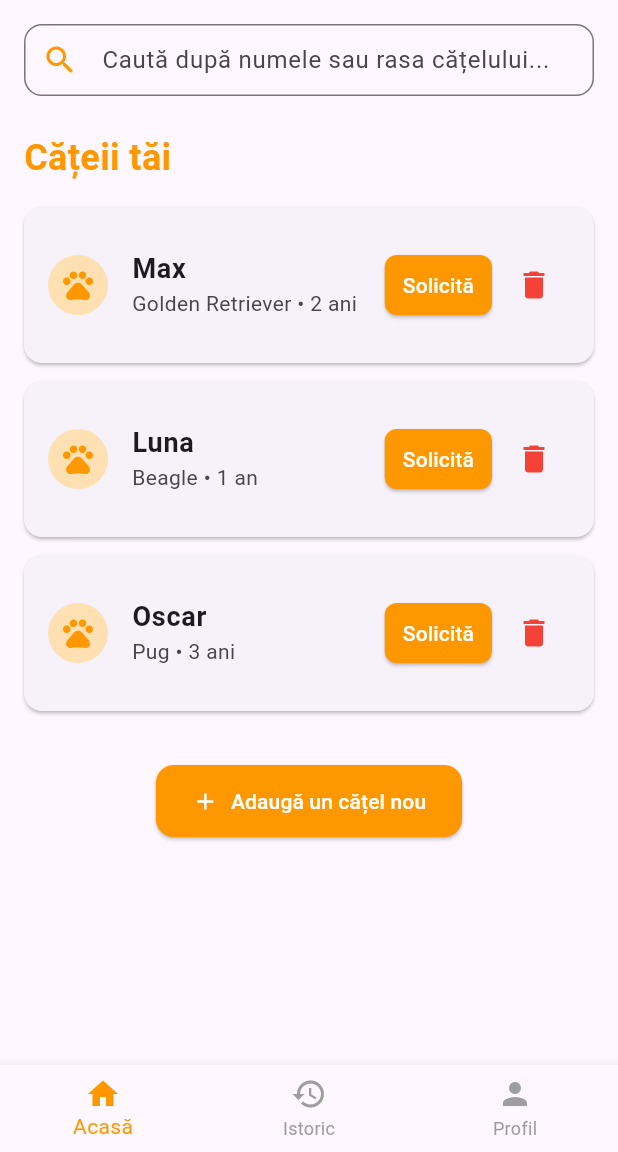
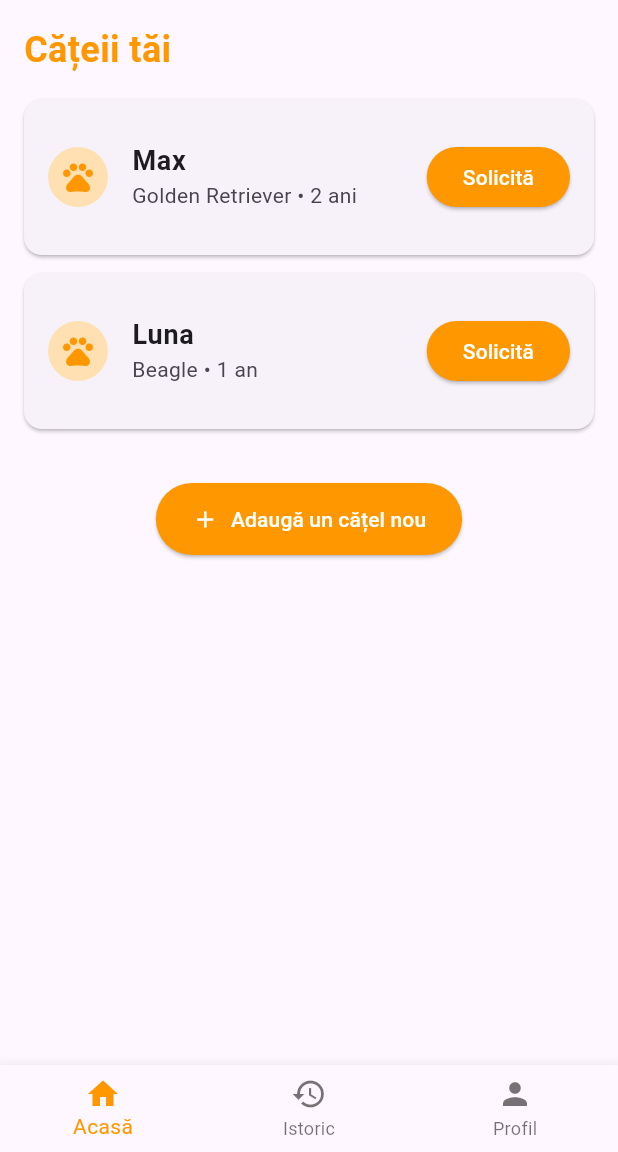
Before and after one commit to bogdanbadea2011-cmd/paws_now, a Flutter app: the OwnerHomeScreen screen opened directly, on a phone screen of 412 x 824 dp, the part 84-1236 px from its top. Run offline on Flutter 3.47's test engine with Material 3 defaults, Android fonts, the phone set to English and light mode, and no system bars.

Commit message:
Curatat si asigurat owner_home_screen la versiunea stabila pe verde

```diff
--- a/lib/owner_home_screen.dart
+++ b/lib/owner_home_screen.dart
@@ -12,10 +12,7 @@ class OwnerHomeScreen extends StatefulWidget {
 
 class _OwnerHomeScreenState extends State<OwnerHomeScreen> {
   int _currentIndex = 0;
-  final TextEditingController _searchController = TextEditingController();
-  String _searchQuery = '';
 
-  // Lista dinamică de căței
   final List<Map<String, String>> myDogs = [
     {
       'name': 'Max',
@@ -27,37 +24,7 @@ class _OwnerHomeScreenState extends State<OwnerHomeScreen> {
       'breed': 'Beagle',
       'age': '1 an',
     },
-    {
-      'name': 'Oscar',
-      'breed': 'Pug',
-      'age': '3 ani',
-    },
   ];
-
-  Future<void> _navigateAndAddDog() async {
-    final result = await Navigator.push(
-      context,
-      MaterialPageRoute(builder: (context) => const AddDogScreen()),
-    );
-
-    if (!mounted) return;
-
-    if (result != null && result is Map<String, String>) {
-      setState(() {
-        myDogs.add(result);
-      });
-
-      ScaffoldMessenger.of(context).showSnackBar(
-        SnackBar(content: Text('${result['name']} a fost adăugat în listă!')),
-      );
-    }
-  }
-
-  @override
-  void dispose() {
-    _searchController.dispose();
-    super.dispose();
-  }
 
   @override
   Widget build(BuildContext context) {
@@ -68,79 +35,23 @@ class _OwnerHomeScreenState extends State<OwnerHomeScreen> {
     } else if (_currentIndex == 2) {
       bodyContent = const ProfileScreen();
     } else {
-      final filteredDogs = myDogs.where((dog) {
-        final name = dog['name']!.toLowerCase();
-        final breed = dog['breed']!.toLowerCase();
-        final query = _searchQuery.toLowerCase();
-        return name.contains(query) || breed.contains(query);
-      }).toList();
-
       bodyContent = SingleChildScrollView(
         child: Padding(
           padding: const EdgeInsets.all(16.0),
           child: Column(
             crossAxisAlignment: CrossAxisAlignment.start,
             children: [
-              TextField(
-                controller: _searchController,
-                decoration: InputDecoration(
-                  hintText: 'Caută după numele sau rasa cățelului...',
-                  prefixIcon: const Icon(Icons.search, color: Colors.orange),
-                  suffixIcon: _searchQuery.isNotEmpty
-                      ? IconButton(
-                          icon: const Icon(Icons.clear, color: Colors.grey),
-                          onPressed: () {
-                            setState(() {
-                              _searchController.clear();
-                              _searchQuery = '';
-                            });
-                          },
-                        )
-                      : null,
-                  border: OutlineInputBorder(borderRadius: BorderRadius.circular(12)),
-                  focusedBorder: OutlineInputBorder(
-                    borderRadius: BorderRadius.circular(12),
-                    borderSide: const BorderSide(color: Colors.orange, width: 2),
-                  ),
-                  contentPadding: const EdgeInsets.symmetric(vertical: 12),
-                ),
-                onChanged: (value) {
-                  setState(() {
-                    _searchQuery = value;
-                  });
-                },
-              ),
-              const SizedBox(height: 24),
               const Text(
                 'Cățeii tăi',
                 style: TextStyle(fontSize: 24, fontWeight: FontWeight.bold, color: Colors.orange),
               ),
               const SizedBox(height: 16),
-
-              filteredDogs.isEmpty
-                  ? Center(
-                      child: Padding(
-                        padding: const EdgeInsets.all(32.0),
-                        child: Column(
-                          children: [
-                            Icon(Icons.search_off, size: 48, color: Colors.grey.shade400),
-                            const SizedBox(height: 12),
-                            Text(
-                              _searchQuery.isEmpty
-                                  ? 'Nu ai adăugat niciun cățel încă.'
-                                  : 'Nu s-a găsit niciun rezultat pentru "$_searchQuery"',
-                              style: const TextStyle(color: Colors.grey),
-                            ),
-                          ],
-                        ),
-                      ),
-                    )
-                  : ListView.builder(
+              ListView.builder(
                 shrinkWrap: true,
                 physics: const NeverScrollableScrollPhysics(),
-                      itemCount: filteredDogs.length,
+                itemCount: myDogs.length,
                 itemBuilder: (context, index) {
-                        final dog = filteredDogs[index];
+                  final dog = myDogs[index];
                   return Card(
                     margin: const EdgeInsets.only(bottom: 12),
                     shape: RoundedRectangleBorder(borderRadius: BorderRadius.circular(12)),
@@ -155,16 +66,10 @@ class _OwnerHomeScreenState extends State<OwnerHomeScreen> {
                         style: const TextStyle(fontSize: 18, fontWeight: FontWeight.bold),
                       ),
                       subtitle: Text('${dog['breed']} • ${dog['age']}'),
-                            // Secțiunea din dreapta unde punem ambele butoane în siguranță
-                            trailing: Row(
-                              mainAxisSize: MainAxisSize.min,
-                              children: [
-                                ElevatedButton(
+                      trailing: ElevatedButton(
                         style: ElevatedButton.styleFrom(
                           backgroundColor: Colors.orange,
                           foregroundColor: Colors.white,
-                                    shape: RoundedRectangleBorder(borderRadius: BorderRadius.circular(8)),
-                                    padding: const EdgeInsets.symmetric(horizontal: 12),
                         ),
                         onPressed: () {
                           ScaffoldMessenger.of(context).showSnackBar(
@@ -172,22 +77,6 @@ class _OwnerHomeScreenState extends State<OwnerHomeScreen> {
                           );
                         },
                         child: const Text('Solicită'),
-                                ),
-                                const SizedBox(width: 4),
-                                // Coșul de gunoi roșu pentru ștergere live
-                                IconButton(
-                                  icon: const Icon(Icons.delete, color: Colors.red),
-                                  onPressed: () {
-                                    setState(() {
-                                      // Găsim indexul real al cățelului în lista originală pentru a-l șterge corect
-                                      myDogs.removeWhere((element) => element['name'] == dog['name']);
-                                    });
-                                    ScaffoldMessenger.of(context).showSnackBar(
-                                      SnackBar(content: Text('${dog['name']} a fost șters.')),
-                                    );
-                                  },
-                                ),
-                              ],
                       ),
                     ),
                   );
@@ -202,9 +91,13 @@ class _OwnerHomeScreenState extends State<OwnerHomeScreen> {
                     backgroundColor: Colors.orange,
                     foregroundColor: Colors.white,
                     padding: const EdgeInsets.symmetric(horizontal: 24, vertical: 14),
-                    shape: RoundedRectangleBorder(borderRadius: BorderRadius.circular(12)),
                   ),
-                  onPressed: _navigateAndAddDog,
+                  onPressed: () {
+                    Navigator.push(
+                      context,
+                      MaterialPageRoute(builder: (context) => const AddDogScreen()),
+                    );
+                  },
                 ),
               ),
             ],
@@ -216,21 +109,15 @@ class _OwnerHomeScreenState extends State<OwnerHomeScreen> {
     return Scaffold(
       appBar: AppBar(
         title: Text(
-          _currentIndex == 0
-              ? 'PawsNow - Proprietar'
-              : _currentIndex == 1
-                  ? 'Istoric Plimbări'
-                  : 'Profilul Meu',
+          _currentIndex == 0 ? 'PawsNow - Proprietar' : _currentIndex == 1 ? 'Istoric Plimbări' : 'Profilul Meu',
           style: const TextStyle(fontWeight: FontWeight.bold, color: Colors.white),
         ),
         backgroundColor: Colors.orange,
-        automaticallyImplyLeading: true,
       ),
       body: bodyContent,
       bottomNavigationBar: BottomNavigationBar(
         currentIndex: _currentIndex,
         selectedItemColor: Colors.orange,
-        unselectedItemColor: Colors.grey,
         onTap: (index) {
           setState(() {
             _currentIndex = index;
```
Lines whose indentation alone changed are shown as unchanged.
